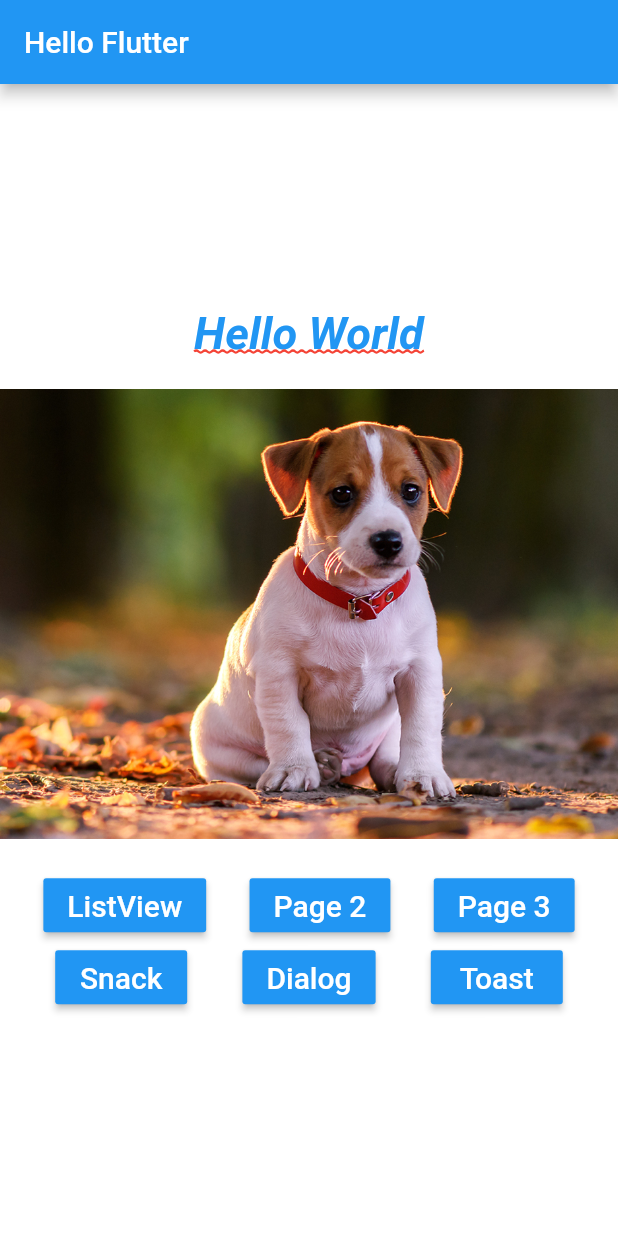
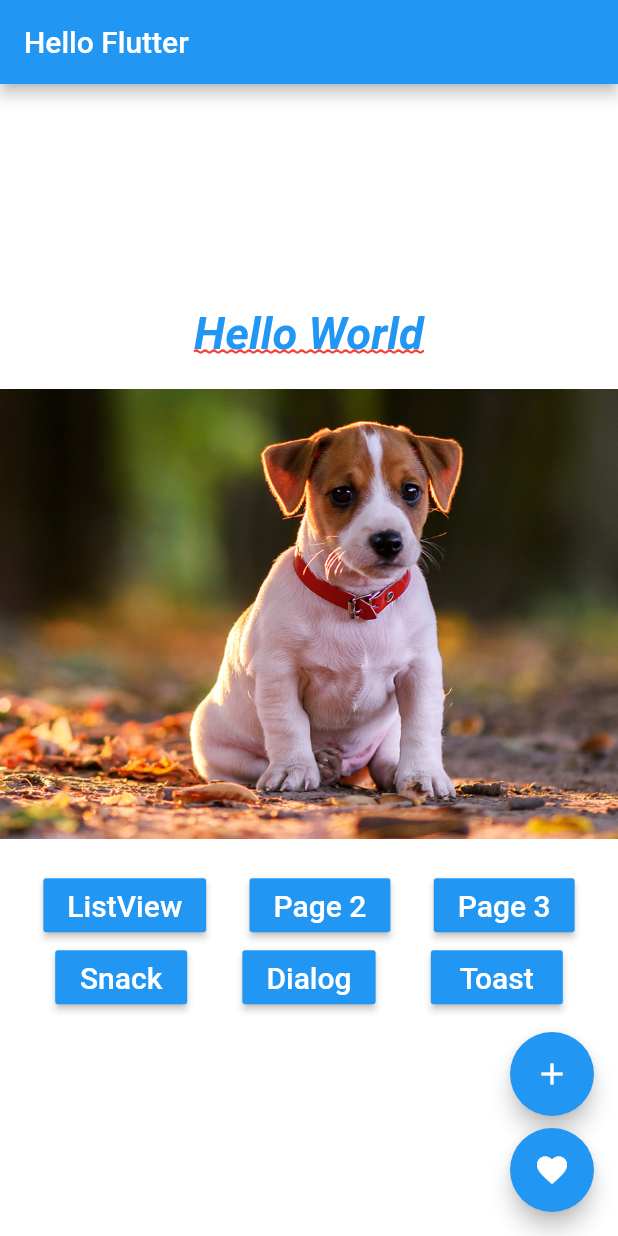
Before and after one commit to josuecamelo/flutter_intermediario_part2, a Flutter app: the screen it shows after launch, on a phone screen of 412 x 824 dp. Run offline on Flutter 3.47's test engine with Material 2 defaults, Android fonts, the phone set to English and light mode, and no system bars; our stand-ins replace fluttertoast.

Commit message:
Floating Action Button (FAB)

```diff
--- a/lib/home_page.dart
+++ b/lib/home_page.dart
@@ -14,6 +14,27 @@ class HomePage extends StatelessWidget {
         title: Text("Hello Flutter"),
       ),
       body: _body(context),
+      floatingActionButton: Column(
+        mainAxisAlignment: MainAxisAlignment.end,
+        children: <Widget>[
+          FloatingActionButton(
+            child: Icon(Icons.add),
+            onPressed: () {
+              _onClickFab();
+            },
+          ),
+          SizedBox(
+            width: 8,
+            height: 8,
+          ),
+          FloatingActionButton(
+            child: Icon(Icons.favorite),
+            onPressed: () {
+              _onClickFab();
+            },
+          )
+        ],
+      ),
     );
   }
 
@@ -159,4 +180,6 @@ class HomePage extends StatelessWidget {
           decorationStyle: TextDecorationStyle.wavy),
     );
   }
+
+  void _onClickFab() {}
 }
```
